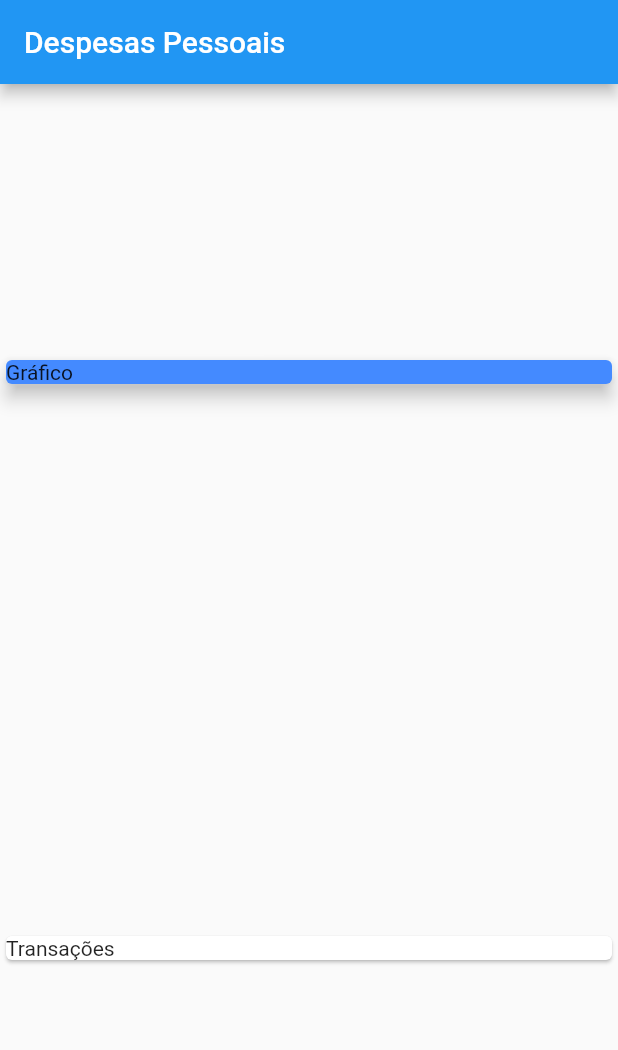
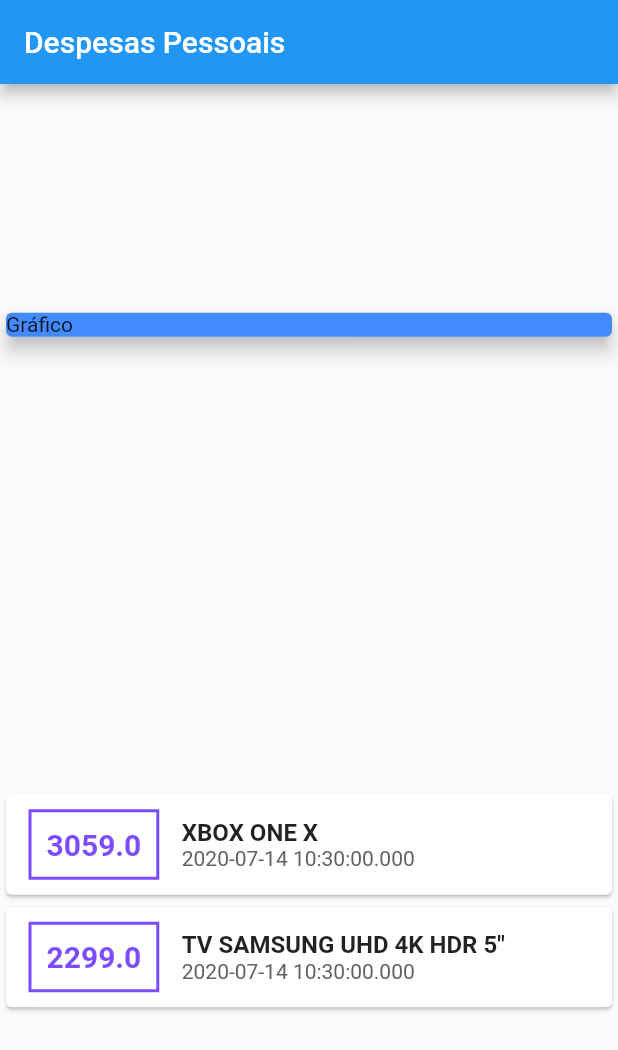
Before and after one commit to airtonferreira/daily-expenses, a Flutter app: the screen it shows after launch, on a phone screen of 412 x 824 dp. Shown: the top 1050 px of the screen. Run offline on Flutter 3.47's test engine with Material 2 defaults, Android fonts, the phone set to English and light mode, and no system bars.

Commit message:
transactions card style

```diff
--- a/lib/main.dart
+++ b/lib/main.dart
@@ -43,9 +43,44 @@ class HomePage extends StatelessWidget {
                 elevation: 5,
               ),
             ),
-            Card(
-              child: Text('Transações'),
-            )
+            Column(
+                children: _transactions.map((tr) {
+              return Card(
+                child: Row(
+                  children: <Widget>[
+                    Container(
+                      margin:
+                          EdgeInsets.symmetric(horizontal: 15, vertical: 10),
+                      decoration: BoxDecoration(
+                          border: Border.all(
+                              color: Colors.deepPurpleAccent, width: 2)),
+                      padding: EdgeInsets.all(10),
+                      child: Text(
+                        tr.value.toString(),
+                        style: TextStyle(
+                            fontWeight: FontWeight.bold,
+                            fontSize: 20,
+                            color: Colors.deepPurpleAccent),
+                      ),
+                    ),
+                    Column(
+                      crossAxisAlignment: CrossAxisAlignment.start,
+                      children: <Widget>[
+                        Text(
+                          tr.title,
+                          style: TextStyle(
+                              fontSize: 16, fontWeight: FontWeight.bold),
+                        ),
+                        Text(
+                          tr.date.toString(),
+                          style: TextStyle(color: Colors.grey.shade700),
+                        )
+                      ],
+                    )
+                  ],
+                ),
+              );
+            }).toList())
           ],
         ));
   }
```
